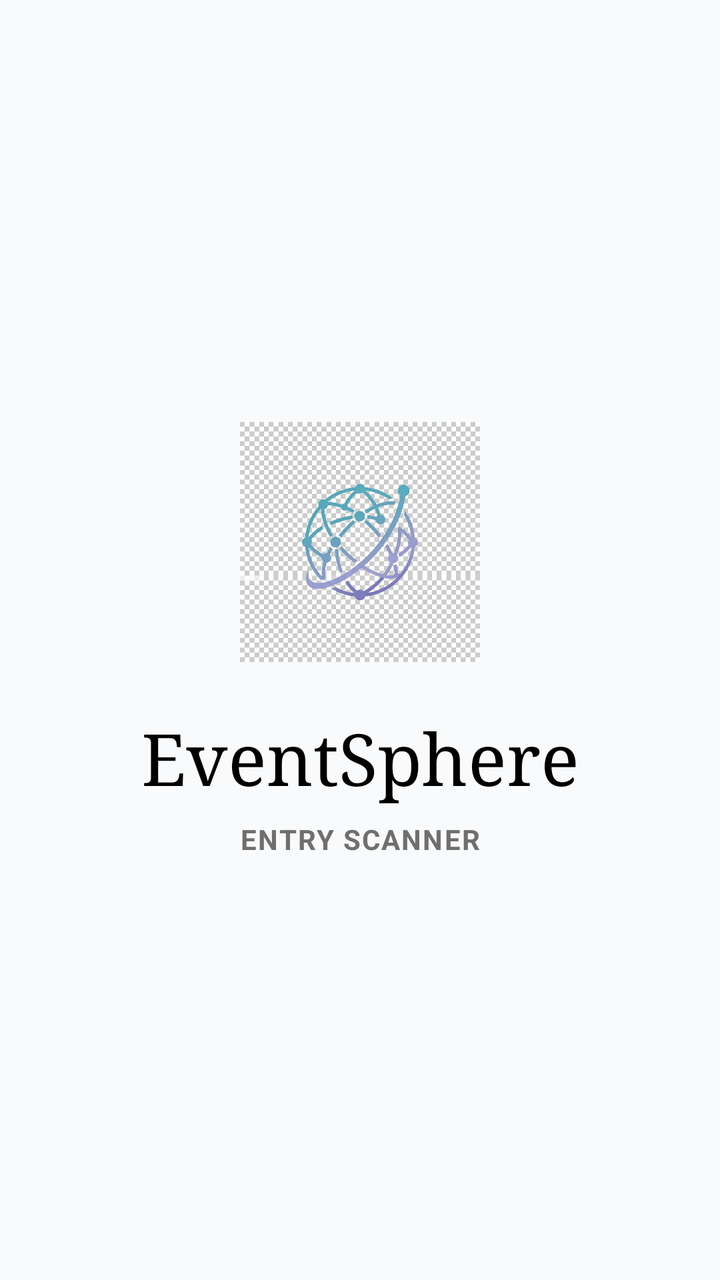
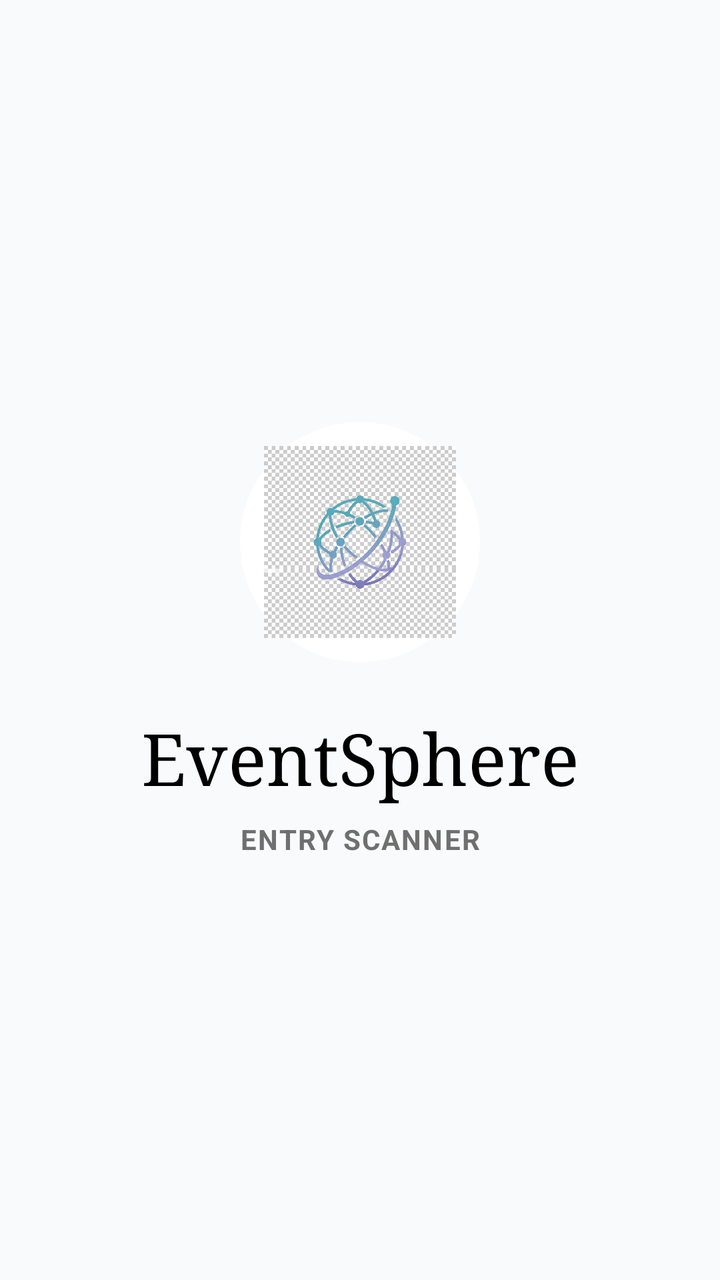

Compare the two renders of this Android layout. The source of the first and the diff that turns it into the second are given below.
<!-- AndroidManifest.xml: application theme Theme.EventSphereScanner -->
<!-- res/layout/fragment_splash.xml -->
<?xml version="1.0" encoding="utf-8"?>
<androidx.constraintlayout.widget.ConstraintLayout xmlns:android="http://schemas.android.com/apk/res/android"
    xmlns:app="http://schemas.android.com/apk/res-auto"
    android:layout_width="match_parent"
    android:layout_height="match_parent"
    android:background="@color/background">

    <ImageView
        android:id="@+id/ivLogo"
        android:layout_width="120dp"
        android:layout_height="120dp"
        android:src="@drawable/ic_logo"
        app:layout_constraintBottom_toTopOf="@+id/tvTitle"
        app:layout_constraintEnd_toEndOf="parent"
        app:layout_constraintStart_toStartOf="parent"
        app:layout_constraintTop_toTopOf="parent"
        app:layout_constraintVertical_chainStyle="packed" />

    <TextView
        android:id="@+id/tvTitle"
        android:layout_width="wrap_content"
        android:layout_height="wrap_content"
        android:layout_marginTop="24dp"
        android:text="@string/app_name"
        android:textColor="@color/text_primary"
        android:textSize="36sp"
        android:fontFamily="serif"
        app:layout_constraintBottom_toTopOf="@+id/tvSubtitle"
        app:layout_constraintEnd_toEndOf="parent"
        app:layout_constraintStart_toStartOf="parent"
        app:layout_constraintTop_toBottomOf="@id/ivLogo" />

    <TextView
        android:id="@+id/tvSubtitle"
        android:layout_width="wrap_content"
        android:layout_height="wrap_content"
        android:layout_marginTop="8dp"
        android:text="@string/entry_scanner"
        android:textColor="@color/text_secondary"
        android:textSize="14sp"
        android:letterSpacing="0.05"
        android:textAllCaps="true"
        android:fontFamily="sans-serif"
        android:textStyle="bold"
        app:layout_constraintBottom_toBottomOf="parent"
        app:layout_constraintEnd_toEndOf="parent"
        app:layout_constraintStart_toStartOf="parent"
        app:layout_constraintTop_toBottomOf="@id/tvTitle" />

    <ProgressBar
        android:id="@+id/progressBar"
        android:layout_width="32dp"
        android:layout_height="32dp"
        android:layout_marginBottom="48dp"
        android:indeterminateTint="@color/primary"
        app:layout_constraintBottom_toBottomOf="parent"
        app:layout_constraintEnd_toEndOf="parent"
        app:layout_constraintStart_toStartOf="parent" />

</androidx.constraintlayout.widget.ConstraintLayout>
<!-- resources referenced by this layout -->
<resources>
  <color name="background">#F9FAFB</color>
  <color name="primary">#000000</color>
  <color name="text_primary">#000000</color>
  <color name="text_secondary">#6F6F6F</color>
  <!-- drawable ic_logo: png bitmap (drawable, 816473 bytes) -->
  <string name="app_name">EventSphere</string>
  <string name="entry_scanner">Entry Scanner</string>
  <style name="Theme.EventSphereScanner" parent="Theme.Material3.Light.NoActionBar">
          <item name="colorPrimary">@color/primary</item>
          <item name="colorOnPrimary">@color/white</item>
          <item name="colorSecondary">@color/secondary</item>
          <item name="colorOnSecondary">@color/white</item>
          <item name="android:windowBackground">@color/background</item>
          <item name="colorSurface">@color/surface</item>
          <item name="colorOnSurface">@color/text_primary</item>
          <item name="colorOnSurfaceVariant">@color/text_secondary</item>
          <item name="android:statusBarColor">@color/background</item>
          <item name="android:windowLightStatusBar">true</item>
  
          
          <item name="shapeAppearanceSmallComponent">@style/ShapeAppearance.EventSphere.None</item>
          <item name="shapeAppearanceMediumComponent">@style/ShapeAppearance.EventSphere.None</item>
          <item name="shapeAppearanceLargeComponent">@style/ShapeAppearance.EventSphere.None</item>
          <item name="bottomSheetDialogTheme">@style/ThemeOverlay.EventSphere.BottomSheetDialog</item>
      </style>
  <color name="white">#FFFFFF</color>
  <color name="secondary">#6F6F6F</color>
  <color name="surface">#FFFFFF</color>
  <style name="ShapeAppearance.EventSphere.None" parent="ShapeAppearance.Material3.Corner.None">
          <item name="cornerFamily">rounded</item>
          <item name="cornerSize">0dp</item>
      </style>
  <style name="ThemeOverlay.EventSphere.BottomSheetDialog" parent="ThemeOverlay.Material3.BottomSheetDialog">
          <item name="bottomSheetStyle">@style/Widget.EventSphere.BottomSheet</item>
      </style>
  <style name="Widget.EventSphere.BottomSheet" parent="Widget.Material3.BottomSheet">
          <item name="shapeAppearanceOverlay">@style/ShapeAppearance.EventSphere.None</item>
          <item name="backgroundTint">@color/surface</item>
      </style>
</resources>

<!-- the commit's change to res/layout/fragment_splash.xml (unified diff, before → after) -->
@@ -9,7 +9,10 @@
         android:id="@+id/ivLogo"
         android:layout_width="120dp"
         android:layout_height="120dp"
+        android:background="@drawable/ic_logo_bg"
+        android:padding="12dp"
         android:src="@drawable/ic_logo"
+        android:scaleType="centerInside"
         app:layout_constraintBottom_toTopOf="@+id/tvTitle"
         app:layout_constraintEnd_toEndOf="parent"
         app:layout_constraintStart_toStartOf="parent"
<!-- resource entries referenced after the edit -->
@@ -5,6 +5,12 @@
   <color name="text_primary">#000000</color>
   <color name="text_secondary">#6F6F6F</color>
   <!-- drawable ic_logo: png bitmap (drawable, 816473 bytes) -->
+  <!-- drawable ic_logo_bg (drawable) -->
+  <?xml version="1.0" encoding="utf-8"?>
+  <shape xmlns:android="http://schemas.android.com/apk/res/android"
+      android:shape="oval">
+      <solid android:color="@color/surface" />
+  </shape>
   <string name="app_name">EventSphere</string>
   <string name="entry_scanner">Entry Scanner</string>
   <style name="Theme.EventSphereScanner" parent="Theme.Material3.Light.NoActionBar">
